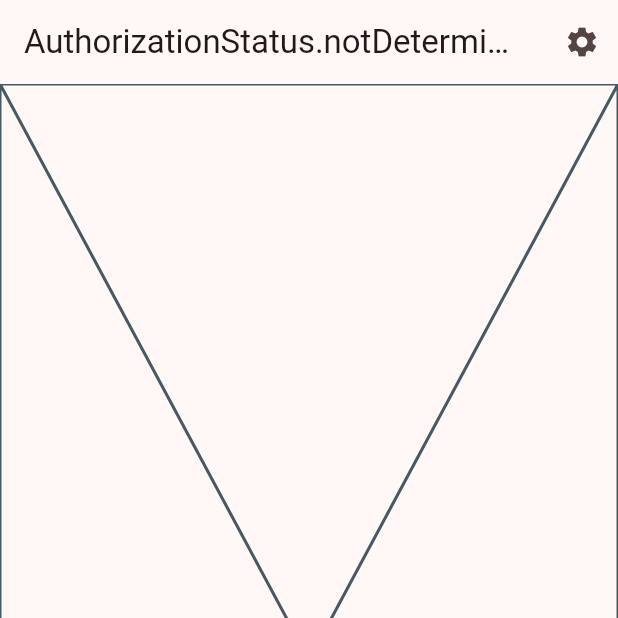
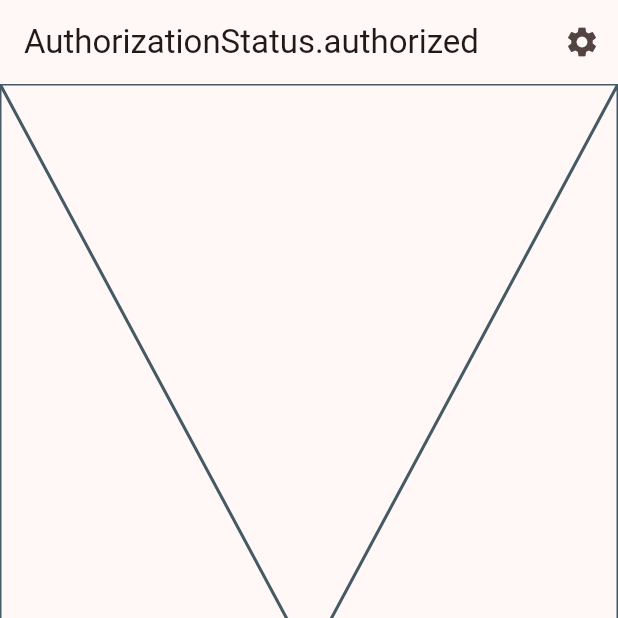
Before and after one commit to dani3571/pushNotifications, a Flutter app: the screen it shows after launch, after a tap on the "settings" icon, on a phone screen of 412 x 824 dp, the top half of it. Run offline on Flutter 3.47's test engine with Material 2 defaults, Android fonts, the light colour scheme and no system bars; our stand-ins replace equatable, firebase_core, firebase_messaging, flutter_bloc, fluttertoast, go_router; accounts and stored records are empty.

Commit message:
Agregado changeStatus

```diff
--- a/analysis_options.yaml
+++ /dev/null
@@ -1 +0,0 @@
-include: package:flutter_lints/flutter.yaml
--- a/lib/main.dart
+++ b/lib/main.dart
@@ -5,7 +5,10 @@ import 'package:push_app/config/router/app_router.dart';
 import 'package:push_app/config/theme/app_theme.dart';
 import 'package:push_app/presentation/blocs/notifications/notifications_bloc.dart';
 
-void main() {
+void main() async {
+
+  WidgetsFlutterBinding.ensureInitialized();
+  await NotificationsBloc.initializeFirebaseNotifications();
   runApp(
     // En cualquier momento de la aplicacion se recibira una notificacion push
     // entonces debemos reaccionar basado a esa notificacion, es por ello que
--- a/lib/presentation/blocs/notifications/notifications_bloc.dart
+++ b/lib/presentation/blocs/notifications/notifications_bloc.dart
@@ -1,6 +1,12 @@
+import 'package:firebase_core/firebase_core.dart';
+import 'package:flutter/material.dart';
+import 'package:flutter/widgets.dart';
 import 'package:flutter_bloc/flutter_bloc.dart';
 import 'package:equatable/equatable.dart';
 import 'package:firebase_messaging/firebase_messaging.dart';
+import 'package:fluttertoast/fluttertoast.dart';
+
+import '../../../firebase_options.dart';
 
 part 'notifications_event.dart';
 part 'notifications_state.dart';
@@ -8,8 +14,21 @@ part 'notifications_state.dart';
 class NotificationsBloc extends Bloc<NotificationsEvent, NotificationsState> {
   FirebaseMessaging messaging = FirebaseMessaging.instance;
   NotificationsBloc() : super(const NotificationsState()) {
-    on<NotificationsEvent>((event, emit) {});
+    //  on<NotificationsEvent>((event, emit) {});
+    on<NotificationsStatusChanged>((event, emit) {
+      emit(state.copyWith(
+        status: event.status,
+      ));
+    });
   }
+
+  // Static permite hacer una llamada a la clase sin instanciarlo
+  static Future<void> initializeFirebaseNotifications() async {
+    await Firebase.initializeApp(
+      options: DefaultFirebaseOptions.currentPlatform,
+    );
+  }
+
   // Sacado de la documentacion de flutterFire - Permissions
   void requestPermision() async {
     NotificationSettings settings = await messaging.requestPermission(
@@ -21,6 +40,19 @@ class NotificationsBloc extends Bloc<NotificationsEvent, NotificationsState> {
       provisional: false,
       sound: true,
     );
-    settings.authorizationStatus;
+
+    if (settings.authorizationStatus == AuthorizationStatus.authorized) {
+      print('User granted permission');
+    } else if (settings.authorizationStatus ==
+        AuthorizationStatus.provisional) {
+      print('User granted provisional permission');
+    } else {
+      print('User declined or has not accepted permission');
+    }
+
+
+    //  settings.authorizationStatus;
+
+    add(NotificationsStatusChanged(settings.authorizationStatus));
   }
 }
--- a/lib/presentation/blocs/notifications/notifications_event.dart
+++ b/lib/presentation/blocs/notifications/notifications_event.dart
@@ -6,3 +6,9 @@ sealed class NotificationsEvent extends Equatable {
   @override
   List<Object> get props => [];
 }
+class NotificationsStatusChanged extends NotificationsEvent{
+  final AuthorizationStatus status;
+
+  NotificationsStatusChanged(this.status);
+
+}
--- a/lib/presentation/blocs/notifications/notifications_state.dart
+++ b/lib/presentation/blocs/notifications/notifications_state.dart
@@ -9,10 +9,10 @@ class NotificationsState extends Equatable {
     this.notifications = const []
   });
 
-  NotificationsState copyWith(
+  NotificationsState copyWith({
     AuthorizationStatus? status,
     List<dynamic>? notifications,
-  )=> NotificationsState(
+  })=> NotificationsState(
     status: status ?? this.status,
     notifications: notifications ?? this.notifications ,
   );
--- a/lib/presentation/screens/home_screen.dart
+++ b/lib/presentation/screens/home_screen.dart
@@ -7,11 +7,9 @@ class HomeScreen extends StatelessWidget {
 
   @override
   Widget build(BuildContext context) {
-    final notificationState = NotificationsBloc().state;
     return Scaffold(
       appBar: AppBar(
-        // title: context.select((NotificationsBloc bloc) =>Text('${bloc.state.status}' )),
-        title: Text('${notificationState.status}'),
+         title: context.select((NotificationsBloc bloc) =>Text('${bloc.state.status}' )),
         actions: [
           // TODO Solicitar permiso de notificaciones
           IconButton(
--- a/pubspec.yaml
+++ b/pubspec.yaml
@@ -13,6 +13,7 @@ dependencies:
   flutter:
     sdk: flutter
   flutter_bloc: ^8.1.3
+  fluttertoast: ^8.2.4
   go_router: ^13.0.1
 
 dev_dependencies:
```
Also changed, not shown: lib/firebase_options.dart, pubspec.lock, 4 other files.
